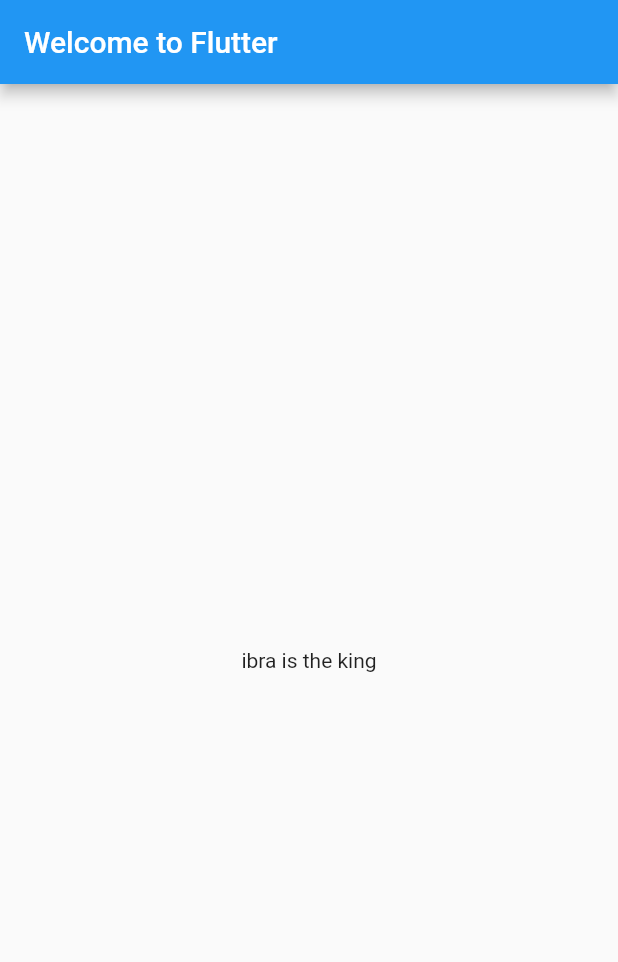
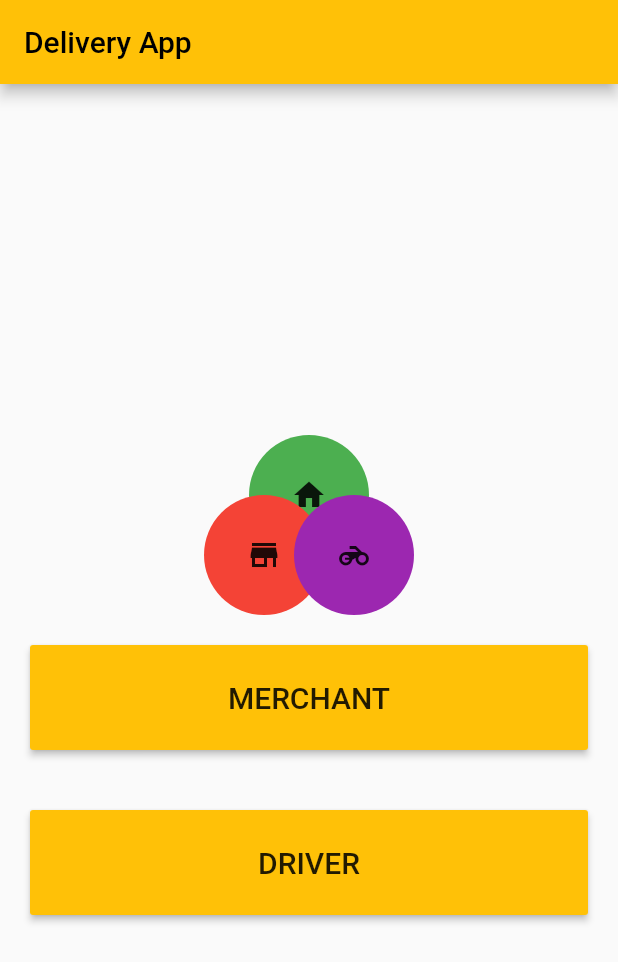
Before and after one commit to Karim-Itani/CMPS-253-PROJ-21, a Flutter app: the screen it shows after launch, on a phone screen of 412 x 824 dp. Shown: the top 962 px of the screen. Run offline on Flutter 3.47's test engine with Material 2 defaults, Android fonts, the phone set to English and light mode, and no system bars.

Commit message:
homepage

```diff
--- /dev/null
+++ b/lib/homepage.dart
@@ -0,0 +1,89 @@
+import 'package:flutter/material.dart';
+
+class HomePage extends StatelessWidget {
+
+
+  @override
+  Widget build(BuildContext context) {
+    return new Scaffold(
+      appBar: new AppBar(
+              title: new Text('Delivery App',style: TextStyle(color: Colors.black)),
+              backgroundColor: Colors.amber
+          ),
+      body:
+        Center(
+          child: Column(
+            mainAxisAlignment: MainAxisAlignment.center,
+            children: <Widget> [
+              new Stack(
+                alignment: Alignment.center,
+                children: <Widget>[
+                  new Container(
+                    height: 80.0,
+                    width: 80.0,
+                    decoration: new BoxDecoration(
+                      borderRadius: new BorderRadius.circular(50.0),
+                      color: Colors.green
+                    ),
+                    child: new Icon(Icons.home),
+                  ),
+                  new Container(
+                    margin: new EdgeInsets.only(right:60.0,top:80.0),
+                    height: 80.0,
+                    width: 80.0,
+                    decoration: new BoxDecoration(
+                        borderRadius: new BorderRadius.circular(50.0),
+                        color: Colors.red
+                    ),
+                    child: new Icon(Icons.store),
+                  ),
+                  new Container(
+                    margin: new EdgeInsets.only(left:60.0,top:80.0),
+                    height: 80.0,
+                    width: 80.0,
+                    decoration: new BoxDecoration(
+                        borderRadius: new BorderRadius.circular(50.0),
+                        color: Colors.purple
+                    ),
+                    child: new Icon(Icons.motorcycle),
+                  )
+                ],
+              ),
+              new Row(children: <Widget>[
+                Expanded(
+                  child: Padding(
+                    padding: const EdgeInsets.all(20.0),
+                    child: new Container(
+                      height: 70.0,
+                      child: new RaisedButton(
+                         color: Colors.amber ,
+                         child: new Text('MERCHANT', style: new TextStyle(fontSize: 20.0),),
+                          onPressed: (){Navigator.of(context).pushNamed('/MerchantRegistration');}),
+                    ),
+                  ),
+                )
+              ]
+              ),
+              new Row(children: <Widget>[
+                Expanded(
+                  child: Padding(
+                    padding: const EdgeInsets.all(20.0),
+                    child: new Container(
+                      height: 70.0,
+                      child: new RaisedButton(
+                          color: Colors.amber ,
+                          child: new Text('DRIVER', style: new TextStyle(fontSize: 20.0),),
+                          onPressed: (){}),
+                    ),
+                  ),
+                )
+              ]
+              )
+            ],
+          ),
+        ),
+
+    );
+  }
+
+}
--- a/lib/main.dart
+++ b/lib/main.dart
@@ -1,20 +1,20 @@
 import 'package:flutter/material.dart';
+import 'package:proj21/homepage.dart';
+import 'package:proj21/merchantregistration.dart';
 
-void main() => runApp(MyApp());
+void main() => runApp(new MyApp());
 
 class MyApp extends StatelessWidget {
   @override
   Widget build(BuildContext context) {
-    return MaterialApp(
-      title: 'Welcome to Flutter',
-      home: Scaffold(
-        appBar: AppBar(
-          title: Text('Welcome to Flutter'),
-        ),
-        body: Center(
-          child: Text('ibra is the king'),
-        ),
-      ),
+    return new MaterialApp(
+      title: 'Navigation',
+      routes: <String, WidgetBuilder> {
+        '/HomePage': (BuildContext context) => new HomePage(),
+        '/MerchantRegistration': (BuildContext context) => new MerchantRegistration(),
+
+      },
+      home: new HomePage(),
     );
   }
 }
```
